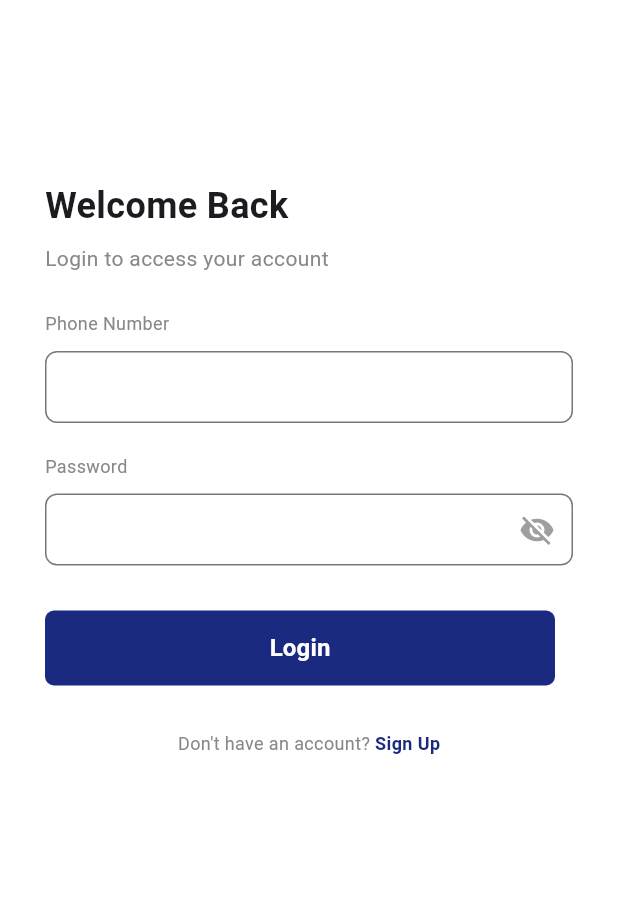
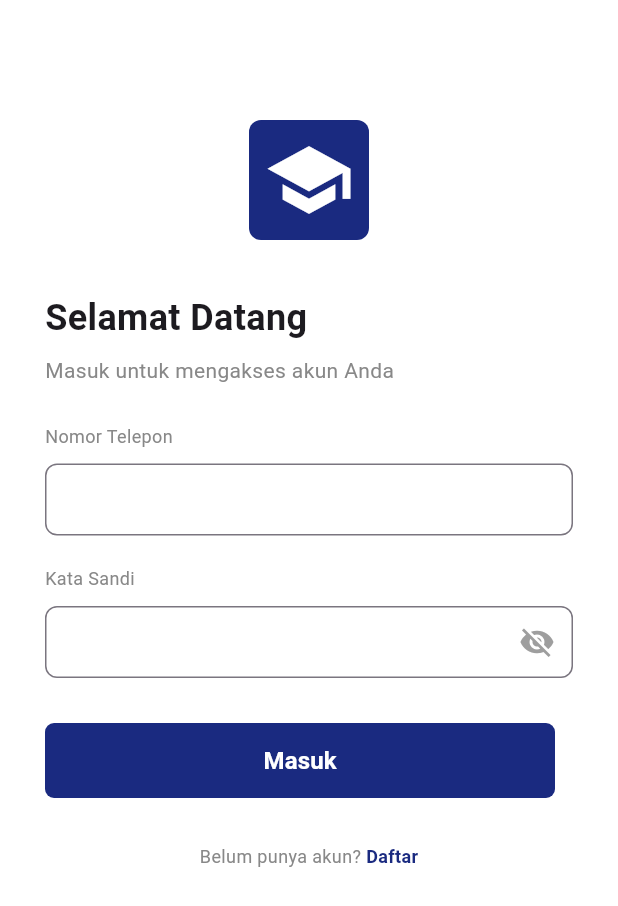
Before and after one commit to DestyAlamanda/tugas_13_flutter, a Flutter app: the screen it shows after launch, on a phone screen of 412 x 824 dp. Shown: the top 906 px of the screen. Run offline on Flutter 3.47's test engine with Material 3 defaults, Android fonts, the phone set to English and light mode, and no system bars; our stand-ins replace shared_preferences, sqflite; accounts and stored records are empty.

Commit message:
update bahasa

```diff
--- a/lib/auth/login.dart
+++ b/lib/auth/login.dart
@@ -36,7 +36,7 @@ class _LoginPageState extends State<LoginPage> {
       ScaffoldMessenger.of(context).showSnackBar(
         const SnackBar(
           content: Text(
-            "Login Success",
+            "Berhasil Masuk",
             textAlign: TextAlign.center,
             style: TextStyle(
               fontSize: 16,
@@ -52,8 +52,8 @@ class _LoginPageState extends State<LoginPage> {
         context: context,
         builder: (context) {
           return AlertDialog(
-            title: const Text("Login Failed"),
-            content: const Text("Phone number or password is incorrect"),
+            title: const Text("Gagal Masuk"),
+            content: const Text("Nomor telepon atau kata sandi salah"),
             backgroundColor: Colors.grey[100],
             actions: [
               TextButton(
@@ -76,18 +76,27 @@ class _LoginPageState extends State<LoginPage> {
       body: SingleChildScrollView(
         child: Column(
           children: [
+            const SizedBox(height: 80),
+
+            // Container Icon Sekolah
+            Container(
+              width: 80,
+              height: 80,
+              decoration: BoxDecoration(
+                color: const Color(0xFF1A2A80),
+                borderRadius: BorderRadius.circular(8),
+              ),
+              child: const Icon(Icons.school, size: 60, color: Colors.white),
+            ),
             Padding(
-              padding: const EdgeInsets.symmetric(
-                horizontal: 30,
-                vertical: 120,
-              ),
+              padding: const EdgeInsets.symmetric(horizontal: 30, vertical: 35),
               child: Form(
                 key: _formKey,
                 child: Column(
                   crossAxisAlignment: CrossAxisAlignment.start,
                   children: [
                     const Text(
-                      "Welcome Back",
+                      "Selamat Datang",
                       style: TextStyle(
                         fontSize: 24,
                         fontWeight: FontWeight.w700,
@@ -95,14 +104,14 @@ class _LoginPageState extends State<LoginPage> {
                     ),
                     const SizedBox(height: 8),
                     const Text(
-                      "Login to access your account",
+                      "Masuk untuk mengakses akun Anda",
                       style: TextStyle(fontSize: 14, color: Color(0xFF888888)),
                     ),
                     const SizedBox(height: 25),
 
                     // Phone Input
                     const Text(
-                      'Phone Number',
+                      'Nomor Telepon',
                       style: TextStyle(
                         color: Color(0xff888888),
                         fontSize: 12,
@@ -123,9 +132,9 @@ class _LoginPageState extends State<LoginPage> {
                       ),
                       validator: (value) {
                         if (value == null || value.isEmpty) {
-                          return 'Phone number cannot be empty';
+                          return 'Nomor telepon tidak boleh kosong';
                         } else if (value.length < 10) {
-                          return 'Phone number must be at least 10 digits';
+                          return 'Nomor telepon harus terdiri dari minimal 10 digit';
                         }
                         return null;
                       },
@@ -133,7 +142,7 @@ class _LoginPageState extends State<LoginPage> {
                     const SizedBox(height: 20),
 
                     const Text(
-                      'Password',
+                      'Kata Sandi',
                       style: TextStyle(
                         color: Color(0xff888888),
                         fontSize: 12,
@@ -168,9 +177,9 @@ class _LoginPageState extends State<LoginPage> {
                       ),
                       validator: (value) {
                         if (value == null || value.isEmpty) {
-                          return 'Password cannot be empty';
+                          return 'Kata sandi tidak boleh kosong';
                         } else if (value.length < 6) {
-                          return 'Password must be at least 6 characters';
+                          return 'Kata sandi harus terdiri dari minimal 6 karakter';
                         }
                         return null;
                       },
@@ -192,7 +201,7 @@ class _LoginPageState extends State<LoginPage> {
                         elevation: 0,
                       ),
                       child: const Text(
-                        "Login",
+                        "Masuk",
                         style: TextStyle(
                           fontSize: 16,
                           fontWeight: FontWeight.w700,
@@ -214,7 +223,7 @@ class _LoginPageState extends State<LoginPage> {
                         },
                         child: Text.rich(
                           TextSpan(
-                            text: "Don't have an account? ",
+                            text: "Belum punya akun? ",
                             style: const TextStyle(
                               color: Color(0xff888888),
                               fontSize: 12,
@@ -222,7 +231,7 @@ class _LoginPageState extends State<LoginPage> {
                             ),
                             children: [
                               TextSpan(
-                                text: 'Sign Up',
+                                text: 'Daftar',
                                 style: const TextStyle(
                                   color: Color(0xFF1A2A80),
                                   fontWeight: FontWeight.w700,
--- a/lib/auth/register.dart
+++ b/lib/auth/register.dart
@@ -43,7 +43,7 @@ class _RegisterPageState extends State<RegisterPage> {
                   crossAxisAlignment: CrossAxisAlignment.start,
                   children: [
                     const Text(
-                      "Create Account",
+                      "Buat Akun",
                       style: TextStyle(
                         fontSize: 24,
                         fontWeight: FontWeight.w700,
@@ -51,14 +51,14 @@ class _RegisterPageState extends State<RegisterPage> {
                     ),
                     const SizedBox(height: 8),
                     const Text(
-                      "Sign up to get started",
+                      "Daftar untuk memulai",
                       style: TextStyle(fontSize: 14, color: Color(0xFF888888)),
                     ),
 
                     const SizedBox(height: 25),
 
                     const Text(
-                      'Full Name',
+                      'Nama Lengkap',
                       style: TextStyle(
                         color: Color(0xff888888),
                         fontSize: 12,
@@ -79,9 +79,9 @@ class _RegisterPageState extends State<RegisterPage> {
                       ),
                       validator: (value) {
                         if (value == null || value.isEmpty) {
-                          return 'Full name cannot be empty';
+                          return 'Nama lengkap tidak boleh kosong';
                         } else if (value.length < 2) {
-                          return 'Full name must be at least 2 characters';
+                          return 'Nama lengkap harus terdiri dari minimal 2 karakter';
                         }
                         return null;
                       },
@@ -90,7 +90,7 @@ class _RegisterPageState extends State<RegisterPage> {
 
                     // Phone Number Input
                     const Text(
-                      'Phone Number',
+                      'Nomor Telepon',
                       style: TextStyle(
                         color: Color(0xff888888),
                         fontSize: 12,
@@ -111,9 +111,9 @@ class _RegisterPageState extends State<RegisterPage> {
                       ),
                       validator: (value) {
                         if (value == null || value.isEmpty) {
-                          return 'Phone number cannot be empty';
+                          return 'Nomor telepon tidak boleh kosong';
                         } else if (value.length < 10) {
-                          return 'Phone number must be at least 10 digits';
+                          return 'Nomor telepon harus minimal 10 digit';
                         }
                         return null;
                       },
@@ -122,7 +122,7 @@ class _RegisterPageState extends State<RegisterPage> {
 
                     // Password Input
                     const Text(
-                      'Password',
+                      'Kata Sandi',
                       style: TextStyle(
                         color: Color(0xff888888),
                         fontSize: 12,
@@ -157,9 +157,9 @@ class _RegisterPageState extends State<RegisterPage> {
                       ),
                       validator: (value) {
                         if (value == null || value.isEmpty) {
-                          return 'Password cannot be empty';
+                          return 'Kata sandi tidak boleh kosong';
                         } else if (value.length < 6) {
-                          return 'Password must be at least 6 characters';
+                          return 'Kata sandi harus terdiri dari minimal 6 karakter';
                         }
                         return null;
                       },
@@ -168,7 +168,7 @@ class _RegisterPageState extends State<RegisterPage> {
 
                     // Confirm Password Input
                     const Text(
-                      'Confirm Password',
+                      'Konfirmasi Kata Sandi',
                       style: TextStyle(
                         color: Color(0xff888888),
                         fontSize: 12,
@@ -204,9 +204,9 @@ class _RegisterPageState extends State<RegisterPage> {
                       ),
                       validator: (value) {
                         if (value == null || value.isEmpty) {
-                          return 'Confirm password cannot be empty';
+                          return 'Konfirmasi kata sandi tidak boleh kosong';
                         } else if (value != passwordController.text) {
-                          return 'Passwords do not match';
+                          return 'Kata sandi tidak cocok';
                         }
                         return null;
                       },
@@ -222,7 +222,7 @@ class _RegisterPageState extends State<RegisterPage> {
                           ScaffoldMessenger.of(context).showSnackBar(
                             const SnackBar(
                               content: Text(
-                                "Registration Success",
+                                "Pendaftaran Berhasil",
                                 textAlign: TextAlign.center,
                                 style: TextStyle(
                                   fontSize: 16,
@@ -240,9 +240,9 @@ class _RegisterPageState extends State<RegisterPage> {
                             context: context,
                             builder: (context) {
                               return AlertDialog(
-                                title: const Text("Registration Failed"),
+                                title: const Text("Pendaftaran Gagal"),
                                 content: const Text(
-                                  "Please fill all required fields correctly",
+                                  "Harap isi semua kolom yang wajib dengan benar",
                                 ),
                                 backgroundColor: Colors.grey[100],
                                 actions: [
@@ -267,7 +267,7 @@ class _RegisterPageState extends State<RegisterPage> {
                         elevation: 0,
                       ),
                       child: const Text(
-                        "Sign Up",
+                        "Daftar",
                         style: TextStyle(
                           fontSize: 16,
                           fontWeight: FontWeight.w700,
@@ -284,7 +284,7 @@ class _RegisterPageState extends State<RegisterPage> {
                         },
                         child: Text.rich(
                           TextSpan(
-                            text: "Already have an account? ",
+                            text: "Sudah punya akun? ",
                             style: const TextStyle(
                               color: Color(0xff888888),
                               fontSize: 12,
@@ -292,7 +292,7 @@ class _RegisterPageState extends State<RegisterPage> {
                             ),
                             children: [
                               TextSpan(
-                                text: 'Sign In',
+                                text: 'Masuk',
                                 style: const TextStyle(
                                   color: Color(0xFF1A2A80),
                                   fontWeight: FontWeight.w700,
```
Also changed, not shown: lib/views/about_page.dart (+15 -2 lines), lib/views/home_page.dart (+35 -8 lines).
